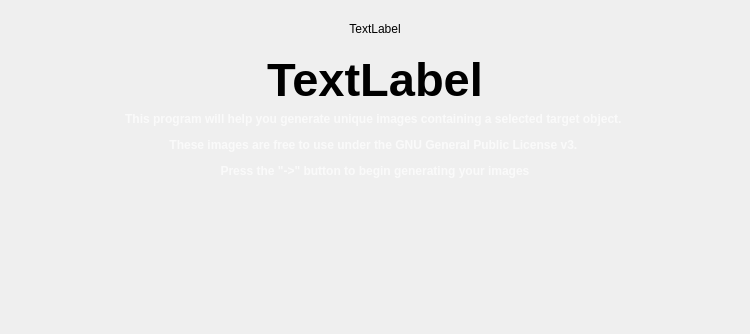
Old version of the form ImageWizard/welcomepage.ui in the repository coltoncandy/Image-Generator-Wizard.
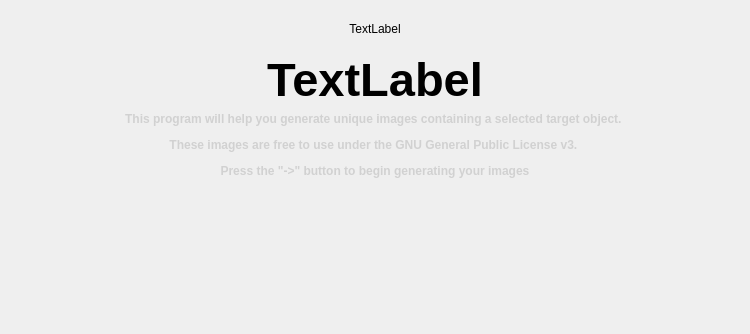
New version of the form.

Patch:
```diff
--- a/ImageWizard/welcomepage.ui
+++ b/ImageWizard/welcomepage.ui
@@ -80,7 +80,7 @@
       <string notr="true">font: 14pt &quot;Microsoft Sans Serif&quot;;color:rgb(250, 250, 250);</string>
      </property>
      <property name="text">
-      <string>&lt;html&gt;&lt;head/&gt;&lt;body&gt;&lt;p align=&quot;center&quot;&gt;&lt;span style=&quot; font-weight:500; color:#fafafa;&quot;&gt;This program will help you generate unique images containing a selected target object. &lt;/span&gt;&lt;/p&gt;&lt;p align=&quot;center&quot;&gt;&lt;span style=&quot; font-weight:500; color:#fafafa;&quot;&gt;These images are free to use under the GNU General Public License v3. &lt;/span&gt;&lt;/p&gt;&lt;p align=&quot;center&quot;&gt;&lt;span style=&quot; font-weight:500; color:#fafafa;&quot;&gt;Press the &amp;quot;-&amp;gt;&amp;quot; button to begin generating your images&lt;/span&gt;&lt;/p&gt;&lt;p align=&quot;center&quot;&gt;&lt;span style=&quot; color:#fafafa;&quot;&gt;&lt;br/&gt;&lt;/span&gt;&lt;/p&gt;&lt;/body&gt;&lt;/html&gt;</string>
+      <string>&lt;html&gt;&lt;head/&gt;&lt;body&gt;&lt;p align=&quot;center&quot;&gt;&lt;span style=&quot; font-weight:500; color:#d1d1d1;&quot;&gt;This program will help you generate unique images containing a selected target object. &lt;/span&gt;&lt;/p&gt;&lt;p align=&quot;center&quot;&gt;&lt;span style=&quot; font-weight:500; color:#d1d1d1;&quot;&gt;These images are free to use under the GNU General Public License v3. &lt;/span&gt;&lt;/p&gt;&lt;p align=&quot;center&quot;&gt;&lt;span style=&quot; font-weight:500; color:#d1d1d1;&quot;&gt;Press the &amp;quot;-&amp;gt;&amp;quot; button to begin generating your images&lt;/span&gt;&lt;/p&gt;&lt;p align=&quot;center&quot;&gt;&lt;span style=&quot; color:#d1d1d1;&quot;&gt;&lt;br/&gt;&lt;/span&gt;&lt;/p&gt;&lt;/body&gt;&lt;/html&gt;</string>
      </property>
     </widget>
    </item>
```
Left out of the diff: 5 changed lines with no effect on the pictures.
